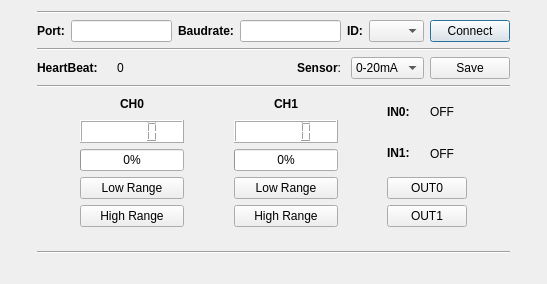
Qt form ui/inpiconfig.ui (AiltonFidelix/INPIConfig) before a commit.
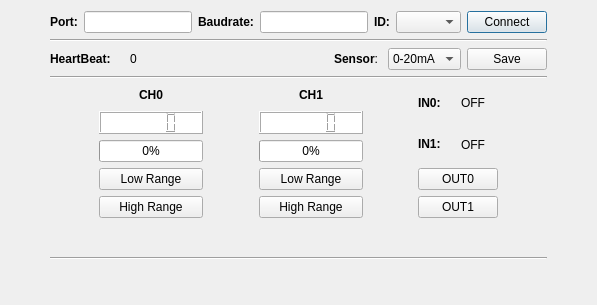
The same form after that commit.

What changed in the file:
```diff
--- a/ui/inpiconfig.ui
+++ b/ui/inpiconfig.ui
@@ -6,8 +6,8 @@
    <rect>
     <x>0</x>
     <y>0</y>
-    <width>547</width>
-    <height>284</height>
+    <width>597</width>
+    <height>305</height>
    </rect>
   </property>
   <property name="windowTitle">
@@ -42,13 +42,6 @@
    </item>
    <item row="0" column="1">
     <layout class="QVBoxLayout" name="verticalLayout_4">
-     <item>
-      <widget class="Line" name="line_2">
-       <property name="orientation">
-        <enum>Qt::Horizontal</enum>
-       </property>
-      </widget>
-     </item>
      <item>
       <layout class="QHBoxLayout" name="horizontalLayout">
        <item>
@@ -80,9 +73,15 @@
        </item>
        <item>
         <widget class="QComboBox" name="comboBoxId">
+         <property name="minimumSize">
+          <size>
+           <width>65</width>
+           <height>0</height>
+          </size>
+         </property>
          <property name="maximumSize">
           <size>
-           <width>55</width>
+           <width>65</width>
            <height>16777215</height>
           </size>
          </property>
```
Left out of the diff: 30 changed lines with no effect on the pictures.
